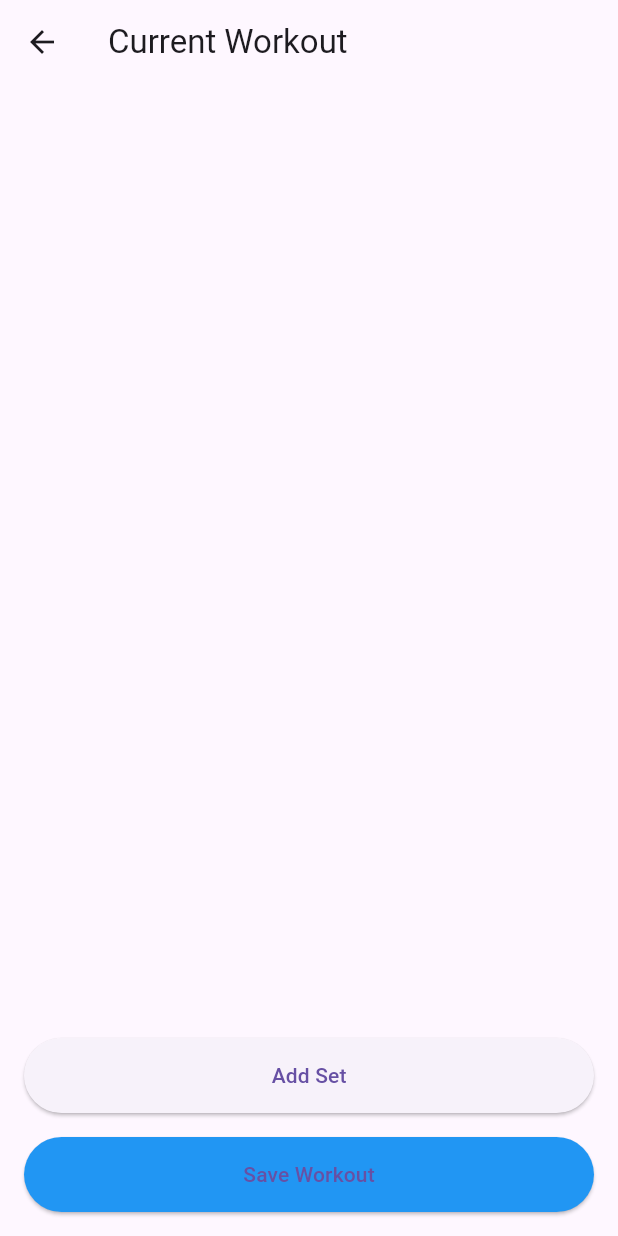
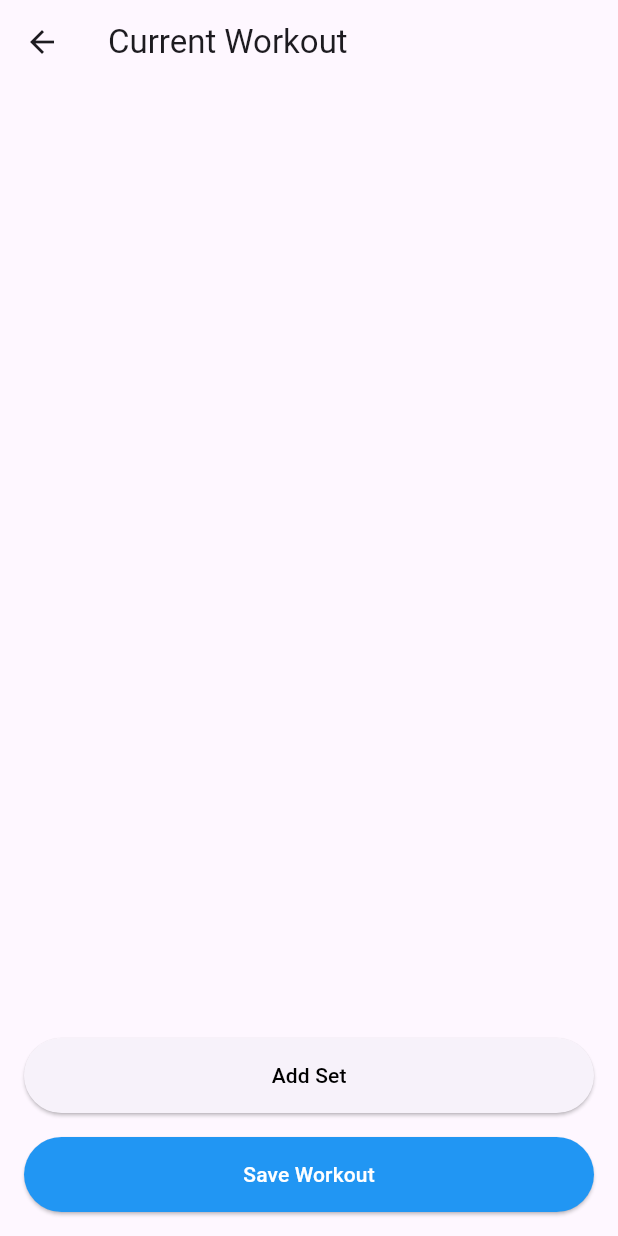
Before and after one commit to brunovsiqueira/magic_fitness, a Flutter app: the WorkoutScreen screen opened by its route, on a phone screen of 412 x 824 dp. Run offline on Flutter 3.47's test engine with Material 3 defaults, Android fonts, the phone set to English and light mode, and no system bars; our stand-ins replace flutter_hooks, isar; accounts and stored records are empty; generated files the repository leaves out were written again.

Commit message:
improve colors

```diff
--- a/lib/src/screens/workout_screen.dart
+++ b/lib/src/screens/workout_screen.dart
@@ -62,7 +62,10 @@ class _WorkoutScreenState extends State<WorkoutScreen> {
               style: ElevatedButton.styleFrom(
                 minimumSize: const Size(double.infinity, 50),
               ),
-              child: const Text('Add Set'),
+              child: const Text(
+                'Add Set',
+                style: TextStyle(color: Colors.black),
+              ),
             ),
             const SizedBox(height: 16),
             ElevatedButton(
@@ -73,7 +76,10 @@ class _WorkoutScreenState extends State<WorkoutScreen> {
                 backgroundColor: Colors.blue,
                 minimumSize: const Size(double.infinity, 50),
               ),
-              child: const Text('Save Workout'),
+              child: const Text(
+                'Save Workout',
+                style: TextStyle(color: Colors.white),
+              ),
             ),
           ],
         ),
```
